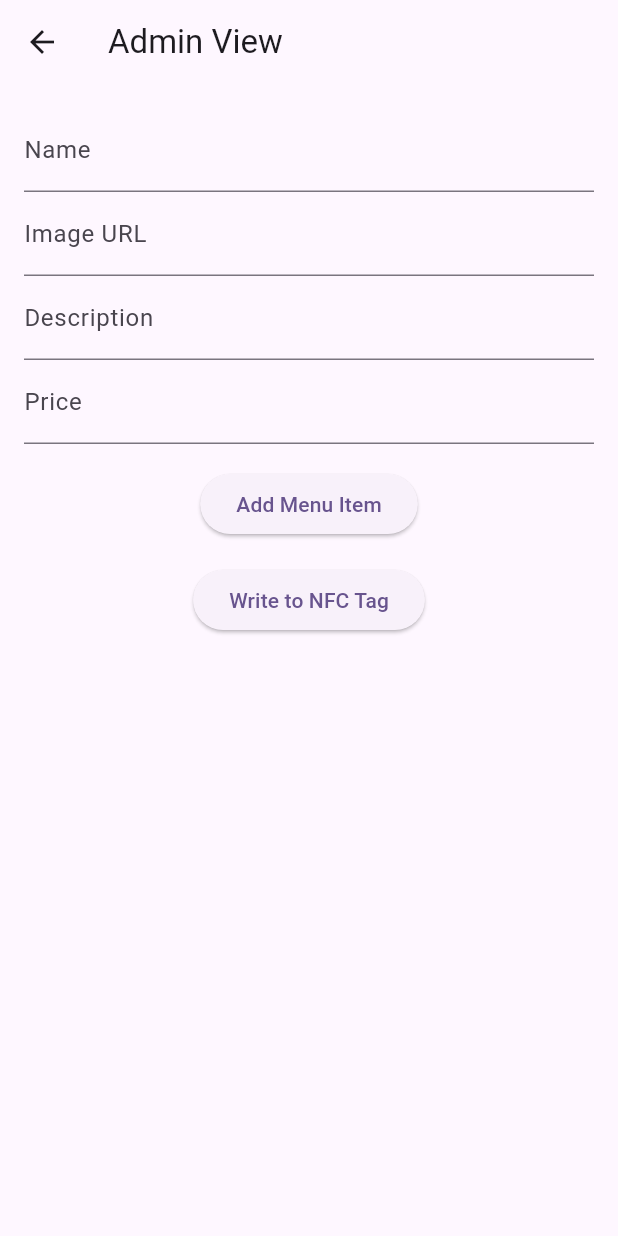
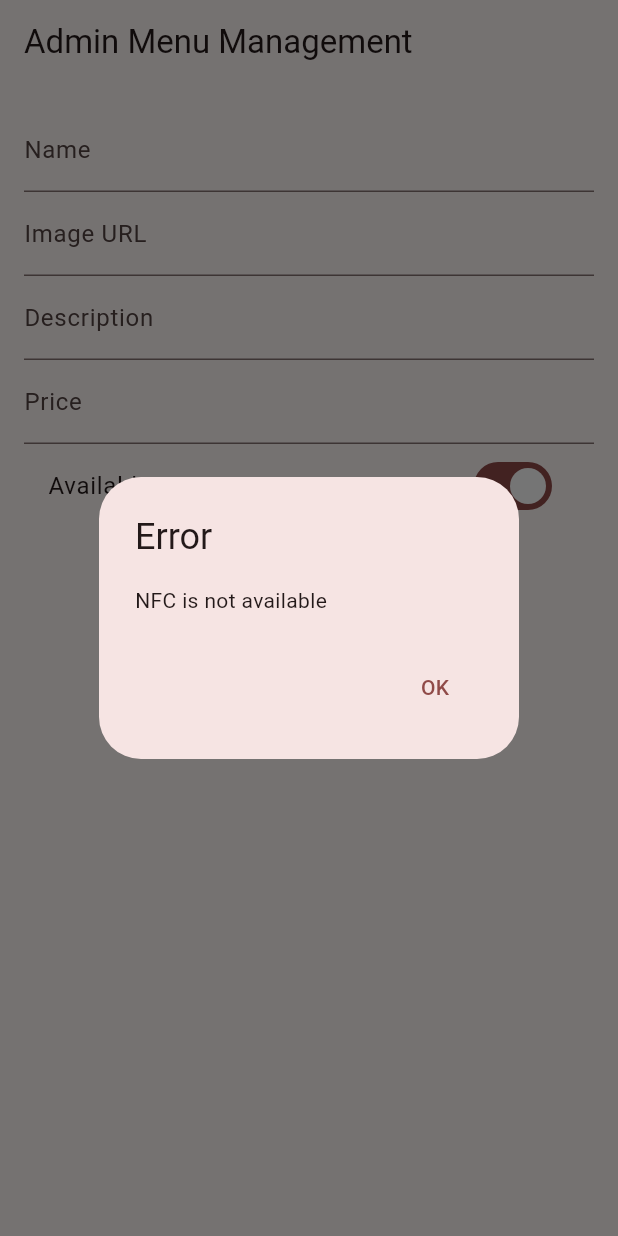
Before and after one commit to GozziCode/quick_menu, a Flutter app: the WriteScreen screen opened directly, after a tap on "Write to NFC Tag", on a phone screen of 412 x 824 dp. Run offline on Flutter 3.47's test engine with Material 3 defaults, Android fonts, the phone set to English and light mode, and no system bars; our stand-ins replace flutter_screenutil; missing offline and left inert: flutter_nfc_kit, ndef.

Commit message:
andriod update

```diff
--- /dev/null
+++ b/devtools_options.yaml
@@ -0,0 +1,3 @@
+description: This file stores settings for Dart & Flutter DevTools.
+documentation: https://docs.flutter.dev/tools/devtools/extensions#configure-extension-enablement-states
+extensions:
--- /dev/null
+++ b/lib/constant/app_color.dart
@@ -0,0 +1,13 @@
+import 'package:flutter/material.dart';
+
+class AppColors {
+  static const black = Color.fromRGBO(42, 42, 42, 1);
+  static const white = Colors.white;
+  static const bgColor = Color.fromRGBO(250, 250, 250, 1);
+  static const cardBgColor = Color.fromRGBO(237, 237, 237, 0.67);
+  static const lightGrey = Colors.grey;
+  // fromRGBO(42, 42, 42, 1);
+  static const primaryColor = Color(0xFFFF7F7D);
+  static const red = Color(0xffd32f2f);
+  static const green = Color(0xff388e3c);
+}
--- a/lib/models/menu_item.dart
+++ b/lib/models/menu_item.dart
@@ -1,9 +1,9 @@
-
+// lib/menu_item.dart
 class MenuItem {
-  final String name;
-  final String imageUrl;
-  final String description;
-  final double price;
+  String name;
+  String imageUrl; // URL to the image
+  String description;
+  double price;
   bool isAvailable;
 
   MenuItem({
@@ -11,22 +11,26 @@ class MenuItem {
     required this.imageUrl,
     required this.description,
     required this.price,
-    this.isAvailable = true,
+    required this.isAvailable,
   });
 
-  Map<String, dynamic> toJson() => {
-    'name': name,
-    'imageUrl': imageUrl,
-    'description': description,
-    'price': price,
-    'isAvailable': isAvailable,
-  };
+  factory MenuItem.fromJson(Map<String, dynamic> json) {
+    return MenuItem(
+      name: json['name'],
+      imageUrl: json['imageUrl'],
+      description: json['description'],
+      price: json['price'].toDouble(),
+      isAvailable: json['isAvailable'],
+    );
+  }
 
-  static MenuItem fromJson(Map<String, dynamic> json) => MenuItem(
-    name: json['name'],
-    imageUrl: json['imageUrl'],
-    description: json['description'],
-    price: json['price'],
-    isAvailable: json['isAvailable'],
-  );
+  Map<String, dynamic> toJson() {
+    return {
+      'name': name,
+      'imageUrl': imageUrl,
+      'description': description,
+      'price': price,
+      'isAvailable': isAvailable,
+    };
+  }
 }
--- a/lib/screens/write_screen.dart
+++ b/lib/screens/write_screen.dart
@@ -5,80 +5,82 @@ import '../models/menu_item.dart';
 import '../providers/menu_provider.dart';
 import '../services/nfc_service.dart';
 
+class WriteScreen extends StatefulWidget {
+  const WriteScreen({super.key});
 
-class WriteScreen extends StatelessWidget {
-  final TextEditingController nameController = TextEditingController();
-  final TextEditingController imageController = TextEditingController();
-  final TextEditingController descriptionController = TextEditingController();
-  final TextEditingController priceController = TextEditingController();
+  @override
+  State<WriteScreen> createState() => _WriteScreenState();
+}
 
-  WriteScreen({super.key});
-
-  void addItem(BuildContext context) {
-    final String name = nameController.text;
-    final String imageUrl = imageController.text;
-    final String description = descriptionController.text;
-    final double price = double.parse(priceController.text);
-    final newItem = MenuItem(
-        name: name, imageUrl: imageUrl, description: description, price: price);
-    Provider.of<MenuProvider>(context, listen: false).addItem(newItem);
-    nameController.clear();
-    imageController.clear();
-    descriptionController.clear();
-    priceController.clear();
-  }
-
+class _WriteScreenState extends State<WriteScreen> {
+  final TextEditingController _nameController = TextEditingController();
+  final TextEditingController _imageUrlController = TextEditingController();
+  final TextEditingController _descriptionController = TextEditingController();
+  final TextEditingController _priceController = TextEditingController();
+  bool _isAvailable = true;
   @override
   Widget build(BuildContext context) {
     final menuProvider = Provider.of<MenuProvider>(context);
     return Scaffold(
       appBar: AppBar(
-        title: const Text('Admin View'),
+        title: const Text('Admin Menu Management'),
       ),
       body: Padding(
         padding: const EdgeInsets.all(16.0),
         child: Column(
           children: [
             TextField(
-                controller: nameController,
-                decoration: const InputDecoration(labelText: 'Name')),
+              controller: _nameController,
+              decoration: const InputDecoration(labelText: 'Name'),
+            ),
             TextField(
-                controller: imageController,
-                decoration: const InputDecoration(labelText: 'Image URL')),
+              controller: _imageUrlController,
+              decoration: const InputDecoration(labelText: 'Image URL'),
+            ),
             TextField(
-                controller: descriptionController,
-                decoration: const InputDecoration(labelText: 'Description')),
+              controller: _descriptionController,
+              decoration: const InputDecoration(labelText: 'Description'),
+            ),
             TextField(
-                controller: priceController,
-                decoration: const InputDecoration(labelText: 'Price'),
-                keyboardType: TextInputType.number),
-            const SizedBox(height: 16),
+              controller: _priceController,
+              decoration: const InputDecoration(labelText: 'Price'),
+              keyboardType: TextInputType.number,
+            ),
+            SwitchListTile(
+              title: const Text('Available'),
+              value: _isAvailable,
+              onChanged: (bool value) {
+                setState(() {
+                  _isAvailable = value;
+                });
+              },
+            ),
             ElevatedButton(
-              onPressed: () => addItem(context),
+              onPressed: () {
+                final newItem = MenuItem(
+                  name: _nameController.text,
+                  imageUrl: _imageUrlController.text,
+                  description: _descriptionController.text,
+                  price: double.parse(_priceController.text),
+                  isAvailable: _isAvailable,
+                );
+                menuProvider.addItem(newItem);
+                _nameController.clear();
+                _imageUrlController.clear();
+                _descriptionController.clear();
+                _priceController.clear();
+                setState(() {
+                  _isAvailable = true;
+                });
+              },
               child: const Text('Add Menu Item'),
             ),
-            const SizedBox(height: 16),
+            const SizedBox(height: 20),
             ElevatedButton(
-              onPressed: () => NfcService.writeNfc(menuProvider.menuItems),
+              onPressed: () async {
+                await NfcService.writeNfc(context, menuProvider.menuItems);
+              },
               child: const Text('Write to NFC Tag'),
-            ),
-            Expanded(
-              child: ListView.builder(
-                itemCount: menuProvider.menuItems.length,
-                itemBuilder: (context, index) {
-                  final item = menuProvider.menuItems[index];
-                  return ListTile(
-                    title: Text(item.name),
-                    subtitle: Text(item.description),
-                    trailing: Switch(
-                      value: item.isAvailable,
-                      onChanged: (value) {
-                        menuProvider.toggleAvailability(index);
-                      },
-                    ),
-                  );
-                },
-              ),
             ),
           ],
         ),
--- a/lib/services/nfc_service.dart
+++ b/lib/services/nfc_service.dart
@@ -1,4 +1,3 @@
-// lib/nfc_service.dart
 import 'package:flutter/material.dart';
 import 'package:flutter_nfc_kit/flutter_nfc_kit.dart';
 import 'package:ndef/ndef.dart' as ndef;
@@ -14,7 +13,10 @@ class NfcService {
     try {
       var availability = await FlutterNfcKit.nfcAvailability;
       if (availability != NFCAvailability.available) {
-        throw Exception('NFC is not available');
+        if (context.mounted) {
+          _showErrorDialog(context, 'NFC is not available');
+        }
+        return;
       }
 
       var tag = await FlutterNfcKit.poll(timeout: const Duration(seconds: 10));
@@ -32,18 +34,31 @@ class NfcService {
                   .setMenuItems(menuItems);
             }
           } else {
-            throw Exception('NDEF record payload is null');
+            if (context.mounted) {
+              _showErrorDialog(context, 'NDEF record payload is null');
+            }
           }
+        } else {
+          if (context.mounted) {
+            _showErrorDialog(context, 'No NDEF records found');
+          }
+        }
+      } else {
+        if (context.mounted) {
+          _showErrorDialog(context, 'NDEF is not available on this tag');
         }
       }
     } catch (e) {
-      debugPrint('Error reading NFC tag: $e');
+      if (context.mounted) {
+        _showErrorDialog(context, 'Error reading NFC tag: $e');
+      }
     } finally {
       await FlutterNfcKit.finish();
     }
   }
 
-  static Future<void> writeNfc(List<MenuItem> menuItems) async {
+  static Future<void> writeNfc(
+      BuildContext context, List<MenuItem> menuItems) async {
     var message = [
       ndef.TextRecord(
         text: json.encode(menuItems.map((e) => e.toJson()).toList()),
@@ -53,17 +68,74 @@ class NfcService {
     try {
       var availability = await FlutterNfcKit.nfcAvailability;
       if (availability != NFCAvailability.available) {
-        throw Exception('NFC is not available');
+        if (context.mounted) {
+          _showErrorDialog(context, 'NFC is not available');
+        }
+        return;
       }
 
       var tag = await FlutterNfcKit.poll(timeout: const Duration(seconds: 10));
       if (tag.ndefWritable == true) {
         await FlutterNfcKit.writeNDEFRecords(message);
+        if (context.mounted) {
+          _showSuccessDialog(
+              context, 'Menu items successfully written to NFC tag!');
+        }
+      } else {
+        if (context.mounted) {
+          _showErrorDialog(context, 'NDEF is not writable on this tag');
+        }
       }
     } catch (e) {
-      print('Error writing NFC tag: $e');
+      if (context.mounted) {
+        _showErrorDialog(context, 'Error writing NFC tag: $e');
+      }
     } finally {
       await FlutterNfcKit.finish();
     }
   }
+
+  static void _showErrorDialog(BuildContext context, String message) {
+    if (context.mounted) {
+      showDialog(
+        context: context,
+        builder: (BuildContext context) {
+          return AlertDialog(
+            title: const Text('Error'),
+            content: Text(message),
+            actions: <Widget>[
+              TextButton(
+                child: const Text('OK'),
+                onPressed: () {
+                  Navigator.of(context).pop();
+                },
+              ),
+            ],
+          );
+        },
+      );
+    }
+  }
+
+  static void _showSuccessDialog(BuildContext context, String message) {
+    if (context.mounted) {
+      showDialog(
+        context: context,
+        builder: (BuildContext context) {
+          return AlertDialog(
+            title: const Text('Success'),
+            content: Text(message),
+            actions: <Widget>[
+              TextButton(
+                child: const Text('OK'),
+                onPressed: () {
+                  Navigator.of(context).pop();
+                },
+              ),
+            ],
+          );
+        },
+      );
+    }
+  }
 }
--- a/pubspec.yaml
+++ b/pubspec.yaml
@@ -38,6 +38,7 @@ dependencies:
   flutter_nfc_kit: ^3.5.2
   provider: ^6.1.2
   ndef: ^0.3.3
+  flutter_screenutil: ^5.9.3
 
 dev_dependencies:
   flutter_test:
```
Also changed, not shown: lib/main.dart (+26 -90 lines), lib/providers/menu_provider.dart (+7 -0 lines), lib/screens/customer_screen.dart (added, +52 -0 lines), lib/screens/splash_screen.dart (added, +49 -0 lines), pubspec.lock, 1 other file.
